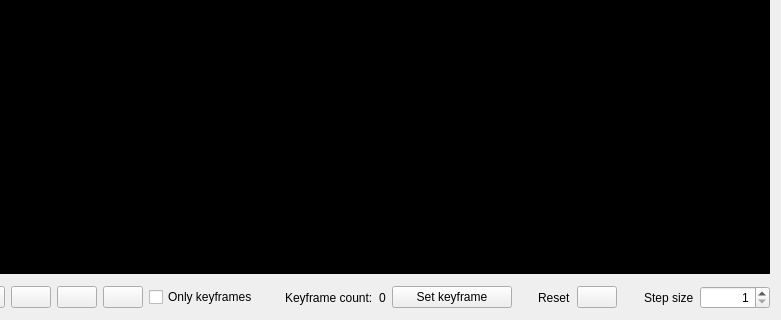
Qt form iVS3D/src/iVS3D-core/view/videoplayer.ui (iVS3D/iVS3D) before a commit; both pictures show x 92 to 873 and y 153 to 473 of the 873 by 473 pixel window.
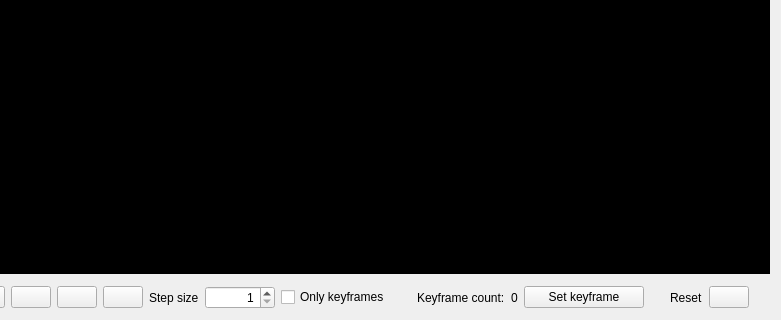
The same form after that commit. Icons and pictures are not drawn.

Commit message: moved stepSize-spinBox

```diff
--- a/iVS3D/src/iVS3D-core/view/videoplayer.ui
+++ b/iVS3D/src/iVS3D-core/view/videoplayer.ui
@@ -189,6 +189,41 @@
        </property>
       </widget>
      </item>
+     <item>
+      <widget class="QLabel" name="label_3">
+       <property name="text">
+        <string>Step size</string>
+       </property>
+      </widget>
+     </item>
+     <item>
+      <widget class="QSpinBox" name="spinBox_stepsize">
+       <property name="minimumSize">
+        <size>
+         <width>70</width>
+         <height>0</height>
+        </size>
+       </property>
+       <property name="maximumSize">
+        <size>
+         <width>70</width>
+         <height>16777215</height>
+        </size>
+       </property>
+       <property name="toolTip">
+        <string>Stepsize for play</string>
+       </property>
+       <property name="alignment">
+        <set>Qt::AlignRight|Qt::AlignTrailing|Qt::AlignVCenter</set>
+       </property>
+       <property name="minimum">
+        <number>1</number>
+       </property>
+       <property name="maximum">
+        <number>99999</number>
+       </property>
+      </widget>
+     </item>
      <item>
       <widget class="QCheckBox" name="checkBox_onlyKeyframes">
        <property name="text">
@@ -313,41 +348,6 @@
        </property>
       </spacer>
      </item>
-     <item>
-      <widget class="QLabel" name="label_3">
-       <property name="text">
-        <string>Step size</string>
-       </property>
-      </widget>
-     </item>
-     <item>
-      <widget class="QSpinBox" name="spinBox_stepsize">
-       <property name="minimumSize">
-        <size>
-         <width>70</width>
-         <height>0</height>
-        </size>
-       </property>
-       <property name="maximumSize">
-        <size>
-         <width>70</width>
-         <height>16777215</height>
-        </size>
-       </property>
-       <property name="toolTip">
-        <string>Stepsize for play</string>
-       </property>
-       <property name="alignment">
-        <set>Qt::AlignRight|Qt::AlignTrailing|Qt::AlignVCenter</set>
-       </property>
-       <property name="minimum">
-        <number>1</number>
-       </property>
-       <property name="maximum">
-        <number>99999</number>
-       </property>
-      </widget>
-     </item>
     </layout>
    </item>
   </layout>
```
